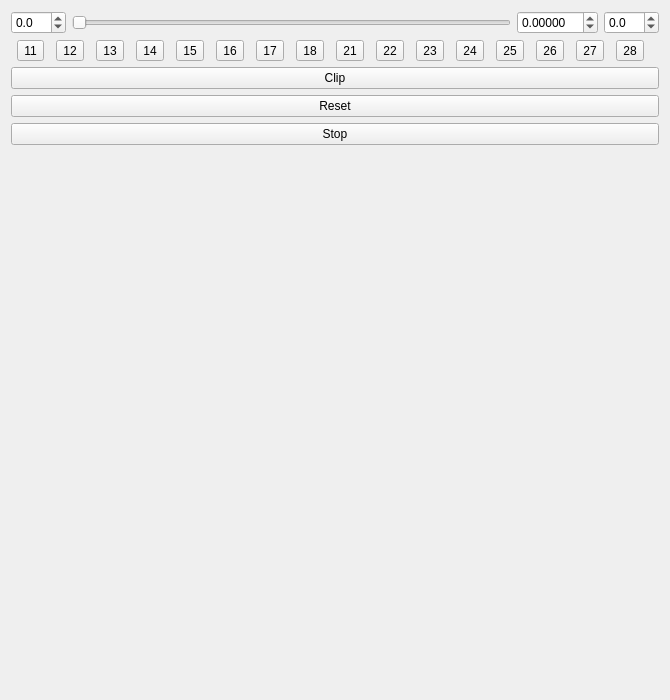
First picture: the form in src/QOrthodonticsContourControllerWidget.ui, repository wuzhuobin/Orthodontics, before the edit.
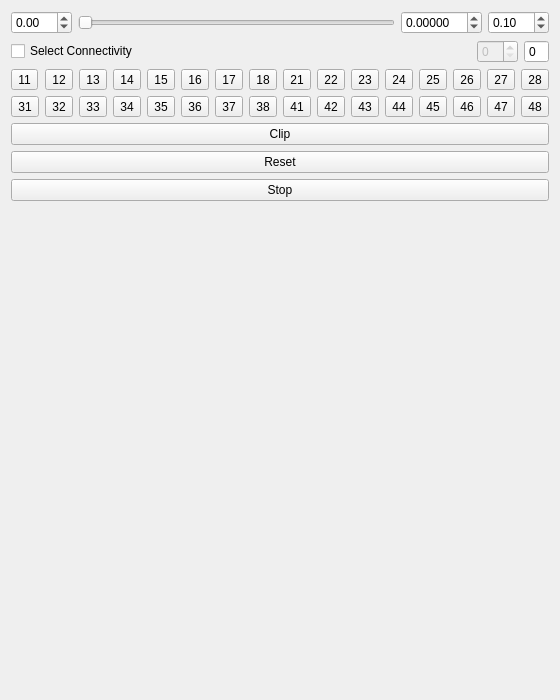
Second picture: the form after the edit.

Commit message: Add connectivity widgets

```diff
--- a/src/QOrthodonticsContourControllerWidget.ui
+++ b/src/QOrthodonticsContourControllerWidget.ui
@@ -6,7 +6,7 @@
    <rect>
     <x>0</x>
     <y>0</y>
-    <width>670</width>
+    <width>510</width>
     <height>700</height>
    </rect>
   </property>
@@ -19,7 +19,7 @@
      <item>
       <widget class="QDoubleSpinBox" name="doubleSpinBoxLowerRange">
        <property name="decimals">
-        <number>1</number>
+        <number>2</number>
        </property>
        <property name="minimum">
         <double>-99.000000000000000</double>
@@ -55,7 +55,7 @@
      <item>
       <widget class="QDoubleSpinBox" name="doubleSpinBoxUpperRange">
        <property name="decimals">
-        <number>1</number>
+        <number>2</number>
        </property>
        <property name="minimum">
         <double>-99.000000000000000</double>
@@ -67,7 +67,48 @@
         <double>1.000000000000000</double>
        </property>
        <property name="value">
-        <double>0.000000000000000</double>
+        <double>0.100000000000000</double>
+       </property>
+      </widget>
+     </item>
+    </layout>
+   </item>
+   <item>
+    <layout class="QHBoxLayout" name="horizontalLayout_2">
+     <item>
+      <widget class="QCheckBox" name="checkBoxSelectConnectivity">
+       <property name="text">
+        <string>Select Connectivity</string>
+       </property>
+      </widget>
+     </item>
+     <item>
+      <spacer name="horizontalSpacer">
+       <property name="orientation">
+        <enum>Qt::Horizontal</enum>
+       </property>
+       <property name="sizeHint" stdset="0">
+        <size>
+         <width>40</width>
+         <height>20</height>
+        </size>
+       </property>
+      </spacer>
+     </item>
+     <item>
+      <widget class="QSpinBox" name="spinBoxSelectConnectivity">
+       <property name="enabled">
+        <bool>false</bool>
+       </property>
+      </widget>
+     </item>
+     <item>
+      <widget class="QSpinBox" name="spinBox_2">
+       <property name="readOnly">
+        <bool>true</bool>
+       </property>
+       <property name="buttonSymbols">
+        <enum>QAbstractSpinBox::NoButtons</enum>
        </property>
       </widget>
      </item>
@@ -331,6 +372,214 @@
        </attribute>
       </widget>
      </item>
+     <item row="1" column="0">
+      <widget class="QToolButton" name="toolButtonContour11_2">
+       <property name="enabled">
+        <bool>true</bool>
+       </property>
+       <property name="text">
+        <string>31</string>
+       </property>
+       <property name="checkable">
+        <bool>true</bool>
+       </property>
+      </widget>
+     </item>
+     <item row="1" column="1">
+      <widget class="QToolButton" name="toolButtonContour12_2">
+       <property name="enabled">
+        <bool>true</bool>
+       </property>
+       <property name="text">
+        <string>32</string>
+       </property>
+       <property name="checkable">
+        <bool>true</bool>
+       </property>
+      </widget>
+     </item>
+     <item row="1" column="2">
+      <widget class="QToolButton" name="toolButtonContour13_2">
+       <property name="enabled">
+        <bool>true</bool>
+       </property>
+       <property name="text">
+        <string>33</string>
+       </property>
+       <property name="checkable">
+        <bool>true</bool>
+       </property>
+      </widget>
+     </item>
+     <item row="1" column="3">
+      <widget class="QToolButton" name="toolButtonContour14_2">
+       <property name="enabled">
+        <bool>true</bool>
+       </property>
+       <property name="text">
+        <string>34</string>
+       </property>
+       <property name="checkable">
+        <bool>true</bool>
+       </property>
+      </widget>
+     </item>
+     <item row="1" column="4">
+      <widget class="QToolButton" name="toolButtonContour15_2">
+       <property name="enabled">
+        <bool>true</bool>
+       </property>
+       <property name="text">
+        <string>35</string>
+       </property>
+       <property name="checkable">
+        <bool>true</bool>
+       </property>
+      </widget>
+     </item>
+     <item row="1" column="5">
+      <widget class="QToolButton" name="toolButtonContour16_2">
+       <property name="enabled">
+        <bool>true</bool>
+       </property>
+       <property name="text">
+        <string>36</string>
+       </property>
+       <property name="checkable">
+        <bool>true</bool>
+       </property>
+      </widget>
+     </item>
+     <item row="1" column="6">
+      <widget class="QToolButton" name="toolButtonContour17_2">
+       <property name="enabled">
+        <bool>true</bool>
+       </property>
+       <property name="text">
+        <string>37</string>
+       </property>
+       <property name="checkable">
+        <bool>true</bool>
+       </property>
+      </widget>
+     </item>
+     <item row="1" column="7">
+      <widget class="QToolButton" name="toolButtonContour18_2">
+       <property name="enabled">
+        <bool>true</bool>
+       </property>
+       <property name="text">
+        <string>38</string>
+       </property>
+       <property name="checkable">
+        <bool>true</bool>
+       </property>
+      </widget>
+     </item>
+     <item row="1" column="8">
+      <widget class="QToolButton" name="toolButtonContour21_2">
+       <property name="enabled">
+        <bool>true</bool>
+       </property>
+       <property name="text">
+        <string>41</string>
+       </property>
+       <property name="checkable">
+        <bool>true</bool>
+       </property>
+      </widget>
+     </item>
+     <item row="1" column="9">
+      <widget class="QToolButton" name="toolButtonContour22_2">
+       <property name="enabled">
+        <bool>true</bool>
+       </property>
+       <property name="text">
+        <string>42</string>
+       </property>
+       <property name="checkable">
+        <bool>true</bool>
+       </property>
+      </widget>
+     </item>
+     <item row="1" column="10">
+      <widget class="QToolButton" name="toolButtonContour23_2">
+       <property name="enabled">
+        <bool>true</bool>
+       </property>
+       <property name="text">
+        <string>43</string>
+       </property>
+       <property name="checkable">
+        <bool>true</bool>
+       </property>
+      </widget>
+     </item>
+     <item row="1" column="11">
+      <widget class="QToolButton" name="toolButtonContour24_2">
+       <property name="enabled">
+        <bool>true</bool>
+       </property>
+       <property name="text">
+        <string>44</string>
+       </property>
+       <property name="checkable">
+        <bool>true</bool>
+       </property>
+      </widget>
+     </item>
+     <item row="1" column="12">
+      <widget class="QToolButton" name="toolButtonContour25_2">
+       <property name="enabled">
+        <bool>true</bool>
+       </property>
+       <property name="text">
+        <string>45</string>
+       </property>
+       <property name="checkable">
+        <bool>true</bool>
+       </property>
+      </widget>
+     </item>
+     <item row="1" column="13">
+      <widget class="QToolButton" name="toolButtonContour26_2">
+       <property name="enabled">
+        <bool>true</bool>
+       </property>
+       <property name="text">
+        <string>46</string>
+       </property>
+       <property name="checkable">
+        <bool>true</bool>
+       </property>
+      </widget>
+     </item>
+     <item row="1" column="14">
+      <widget class="QToolButton" name="toolButtonContour27_2">
+       <property name="enabled">
+        <bool>true</bool>
+       </property>
+       <property name="text">
+        <string>47</string>
+       </property>
+       <property name="checkable">
+        <bool>true</bool>
+       </property>
+      </widget>
+     </item>
+     <item row="1" column="15">
+      <widget class="QToolButton" name="toolButtonContour28_2">
+       <property name="enabled">
+        <bool>true</bool>
+       </property>
+       <property name="text">
+        <string>48</string>
+       </property>
+       <property name="checkable">
+        <bool>true</bool>
+       </property>
+      </widget>
+     </item>
     </layout>
    </item>
    <item>
```
Left out of the diff: 5 changed lines with no effect on the pictures. The commit also changes 4 other files.
